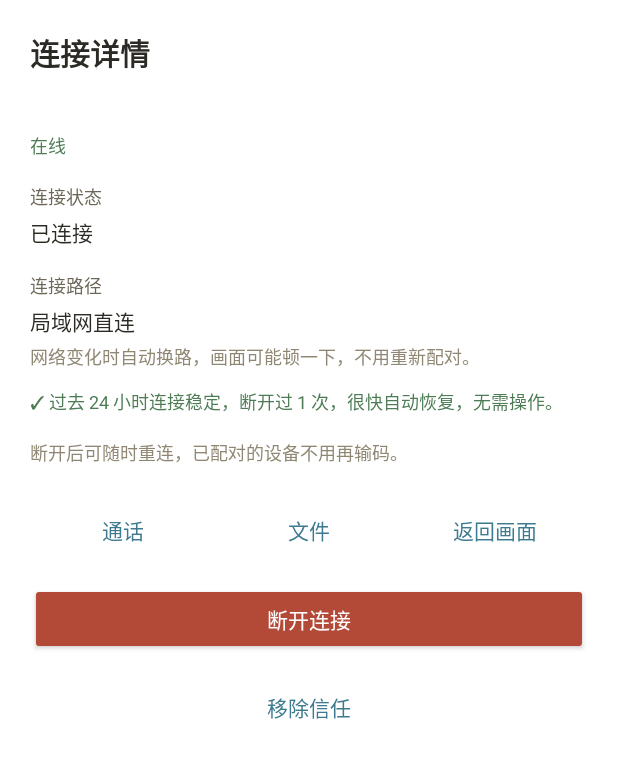
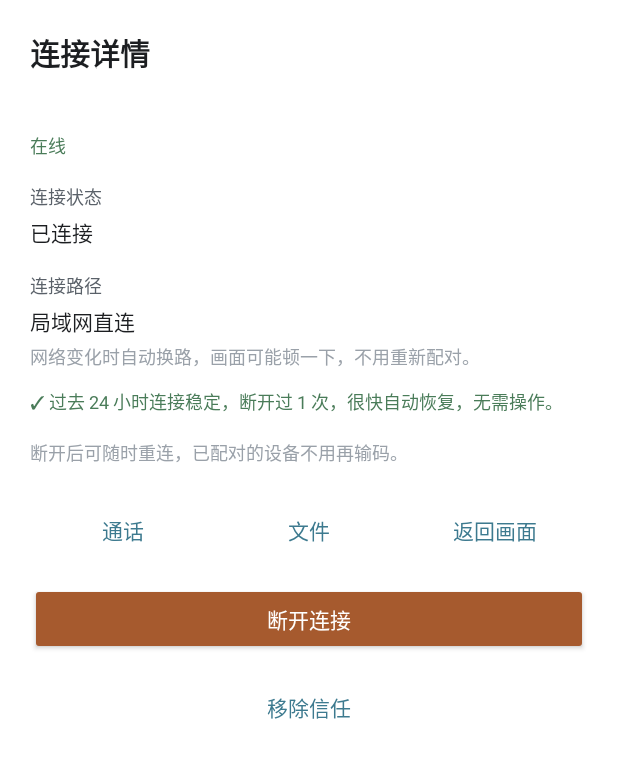
Before and after one commit to T13424343468/taolink-cloud-test, an Android app: the ManageActivity screen opened directly, with no data from a screen before it, on a phone screen of 412 x 824 dp. Shown: the top 758 px of the screen. Run offline under Robolectric (Android 15) with nearby library versions, the phone set to English and light mode, and no system bars.

Commit message:
style(tokens): R3 布局逐页接入瓷釉令牌——首屏/发现/配对码/配对输入/连接中/管理/两列表项 + 卡片底暗包边(bg_card 描边 gl_edge)；机械映射 #F6F5F1→brand_card(_soft)、#2C2A24→brand_text、#6D675A→brand_text_sub、#8F8773→gl_ink3、#4D7C55→gl_ok、#B34A38→gl_warn、#E6E0D1→gl_accent_soft，配对码大字码 brand_on_accent 夜间自动反转；通话三页画布专用色留后续批次。依据=原型 v8 复审零改动+老板令 2026-11-19 23:47 全速推进放行；构建 assembleDebug+test 零错零警绿（/tmp/r3_layout_build.log 留档）

```diff
--- a/app/src/main/res/drawable/bg_card.xml
+++ b/app/src/main/res/drawable/bg_card.xml
@@ -1,5 +1,8 @@
 <?xml version="1.0" encoding="utf-8"?>
+<!-- R3 瓷釉卡片底：纯白卡面 + 暗包边（gl_edge 半透明描边，深浅主题自动切换）；层次靠衬不靠喊。
+     沉投影由使用处 android:elevation 提供。 -->
 <shape xmlns:android="http://schemas.android.com/apk/res/android" android:shape="rectangle">
     <solid android:color="@color/brand_card" />
+    <stroke android:width="1dp" android:color="@color/gl_edge" />
     <corners android:radius="20dp" />
 </shape>
--- a/app/src/main/res/layout/activity_manage.xml
+++ b/app/src/main/res/layout/activity_manage.xml
@@ -3,7 +3,7 @@
 <ScrollView xmlns:android="http://schemas.android.com/apk/res/android"
     android:layout_width="match_parent"
     android:layout_height="match_parent"
-    android:background="#FFFFFF"
+    android:background="@color/brand_bg"
     android:fillViewport="true">
 
     <LinearLayout
@@ -16,7 +16,7 @@
             android:layout_width="wrap_content"
             android:layout_height="wrap_content"
             android:text="@string/manage_title"
-            android:textColor="#2C2A24"
+            android:textColor="@color/brand_text"
             android:textSize="20sp"
             android:textStyle="bold" />
 
@@ -25,7 +25,7 @@
             android:layout_width="wrap_content"
             android:layout_height="wrap_content"
             android:layout_marginTop="12dp"
-            android:textColor="#2C2A24"
+            android:textColor="@color/brand_text"
             android:textSize="16sp"
             android:textStyle="bold" />
 
@@ -35,7 +35,7 @@
             android:layout_height="wrap_content"
             android:layout_marginTop="4dp"
             android:text="@string/manage_online"
-            android:textColor="#4D7C55"
+            android:textColor="@color/gl_ok"
             android:textSize="12sp" />
 
         <TextView
@@ -43,7 +43,7 @@
             android:layout_height="wrap_content"
             android:layout_marginTop="16dp"
             android:text="@string/manage_state_label"
-            android:textColor="#6D675A"
+            android:textColor="@color/brand_text_sub"
             android:textSize="12sp" />
 
         <TextView
@@ -51,7 +51,7 @@
             android:layout_width="wrap_content"
             android:layout_height="wrap_content"
             android:layout_marginTop="4dp"
-            android:textColor="#2C2A24"
+            android:textColor="@color/brand_text"
             android:textSize="14sp" />
 
         <TextView
@@ -59,7 +59,7 @@
             android:layout_height="wrap_content"
             android:layout_marginTop="16dp"
             android:text="@string/manage_path_label"
-            android:textColor="#6D675A"
+            android:textColor="@color/brand_text_sub"
             android:textSize="12sp" />
 
         <TextView
@@ -67,7 +67,7 @@
             android:layout_width="wrap_content"
             android:layout_height="wrap_content"
             android:layout_marginTop="4dp"
-            android:textColor="#2C2A24"
+            android:textColor="@color/brand_text"
             android:textSize="14sp" />
 
         <TextView
@@ -75,7 +75,7 @@
             android:layout_height="wrap_content"
             android:layout_marginTop="4dp"
             android:text="@string/manage_path_aux"
-            android:textColor="#8F8773"
+            android:textColor="@color/gl_ink3"
             android:textSize="12sp" />
 
         <TextView
@@ -83,7 +83,7 @@
             android:layout_height="wrap_content"
             android:layout_marginTop="12dp"
             android:text="@string/manage_stable_note"
-            android:textColor="#4D7C55"
+            android:textColor="@color/gl_ok"
             android:textSize="12sp" />
 
         <TextView
@@ -91,7 +91,7 @@
             android:layout_height="wrap_content"
             android:layout_marginTop="16dp"
             android:text="@string/manage_reconnect_aux"
-            android:textColor="#8F8773"
+            android:textColor="@color/gl_ink3"
             android:textSize="12sp" />
 
         <LinearLayout
@@ -130,9 +130,9 @@
             android:layout_width="match_parent"
             android:layout_height="wrap_content"
             android:layout_marginTop="8dp"
-            android:backgroundTint="#B34A38"
+            android:backgroundTint="@color/gl_warn"
             android:text="@string/manage_disconnect"
-            android:textColor="#FFFFFF" />
+            android:textColor="@color/brand_on_accent" />
 
         <Button
             android:id="@+id/btn_remove_trust"
--- a/app/src/main/res/layout/activity_pair_code.xml
+++ b/app/src/main/res/layout/activity_pair_code.xml
@@ -44,7 +44,7 @@
             android:layout_width="wrap_content"
             android:layout_height="wrap_content"
             android:letterSpacing="0.18"
-            android:textColor="#FFFFFF"
+            android:textColor="@color/brand_on_accent"
             android:textSize="64sp"
             android:textStyle="bold" />
     </LinearLayout>
--- a/app/src/main/res/layout/item_discover_peer.xml
+++ b/app/src/main/res/layout/item_discover_peer.xml
@@ -13,7 +13,7 @@
         android:layout_width="0dp"
         android:layout_height="wrap_content"
         android:layout_weight="1"
-        android:textColor="#2C2A24"
+        android:textColor="@color/brand_text"
         android:textSize="14sp" />
 
     <TextView
@@ -21,7 +21,7 @@
         android:layout_width="wrap_content"
         android:layout_height="wrap_content"
         android:layout_marginRight="8dp"
-        android:textColor="#8F8773"
+        android:textColor="@color/gl_ink3"
         android:textSize="12sp" />
 
     <Button
```
Also changed, not shown: app/src/main/res/layout/activity_connecting.xml (+7 -7 lines), app/src/main/res/layout/activity_discover.xml (+6 -5 lines), app/src/main/res/layout/activity_master_home.xml (+16 -12 lines), app/src/main/res/layout/activity_pair_input.xml (+6 -6 lines), app/src/main/res/layout/item_recent_device.xml (+4 -4 lines).
